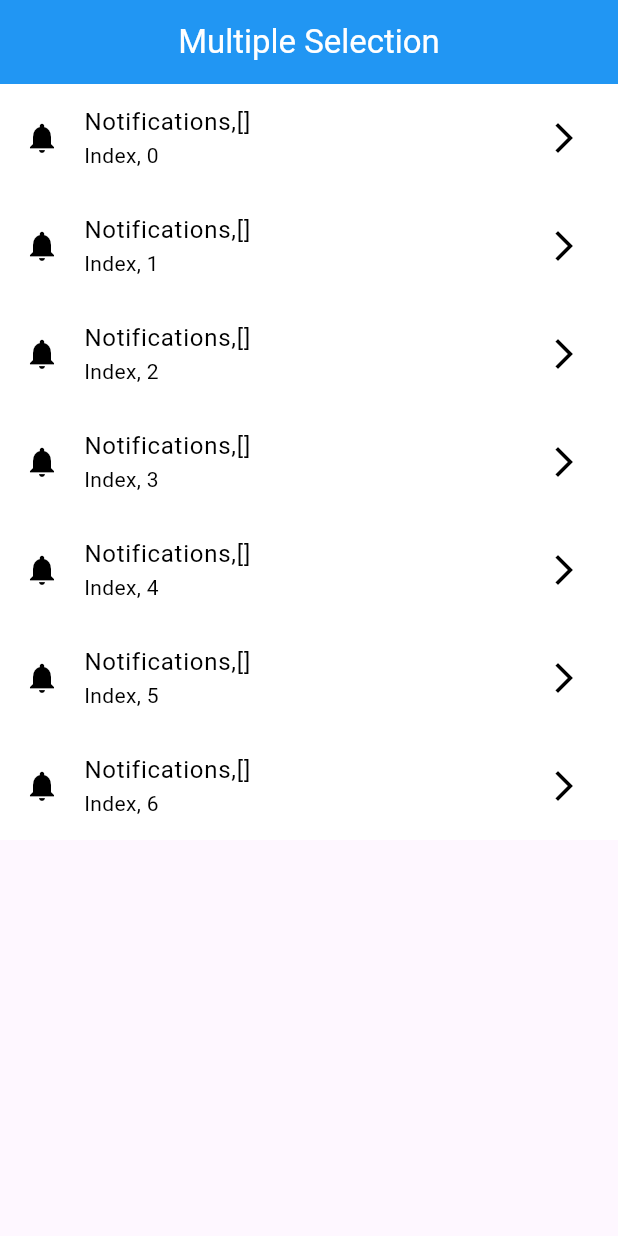
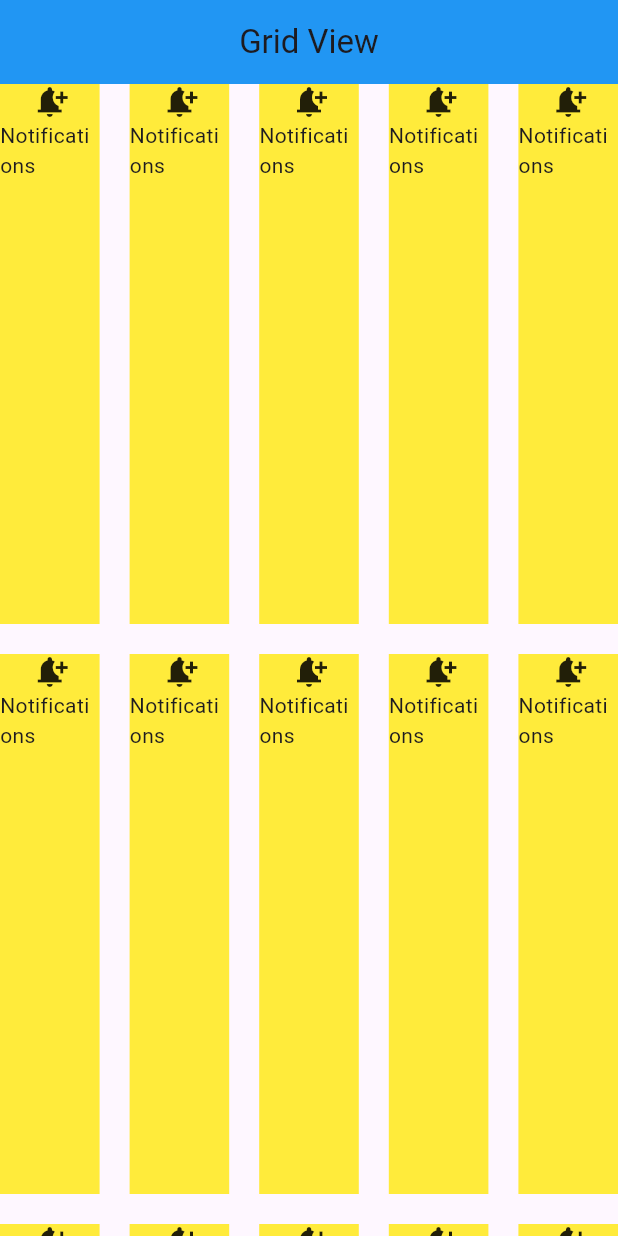
Before and after one commit to AbRehman536/Flutter_sec_8, a Flutter app: the screen it shows after launch, on a phone screen of 412 x 824 dp. Run offline on Flutter 3.47's test engine with Material 3 defaults, Android fonts, the phone set to English and light mode, and no system bars.

Commit message:
Grid View Done

```diff
--- /dev/null
+++ b/lib/grid_view.dart
@@ -0,0 +1,35 @@
+import 'package:flutter/material.dart';
+
+class GridViewDemo extends StatelessWidget {
+  const GridViewDemo({super.key});
+
+  @override
+  Widget build(BuildContext context) {
+    return Scaffold(
+      appBar: AppBar(
+        title: Text("Grid View"),
+        centerTitle: true,
+        backgroundColor: Colors.blue,
+      ),
+      body: GridView.builder(
+          gridDelegate: SliverGridDelegateWithFixedCrossAxisCount(
+              crossAxisCount: 5,
+          mainAxisSpacing: 20,
+            crossAxisSpacing: 20,
+            mainAxisExtent: 360,
+
+          ),
+        itemCount: 17,
+        itemBuilder: (BuildContext context, int index) {
+            return Container(
+              color: Colors.yellow,
+              child: const Column(children: [
+                Icon(Icons.notification_add),
+                Text("Notifications")
+              ],),
+            );
+        },
+          ),
+    );
+  }
+}
--- a/lib/main.dart
+++ b/lib/main.dart
@@ -2,6 +2,7 @@
 import 'package:flutter_sec_8/appbar_demo.dart';
 import 'package:flutter_sec_8/asset_image.dart';
 import 'package:flutter_sec_8/fab_demo.dart';
+import 'package:flutter_sec_8/grid_view.dart';
 import 'package:flutter_sec_8/list_tile_demo.dart';
 import 'package:flutter_sec_8/login_form.dart';
 import 'package:flutter_sec_8/login_form_validation.dart';
@@ -42,7 +43,7 @@
         colorScheme: ColorScheme.fromSeed(seedColor: Colors.deepPurple),
         useMaterial3: true,
       ),
-      home: MultipleSelectionDemo(),
+      home: GridViewDemo(),
     );
   }
 }
```
